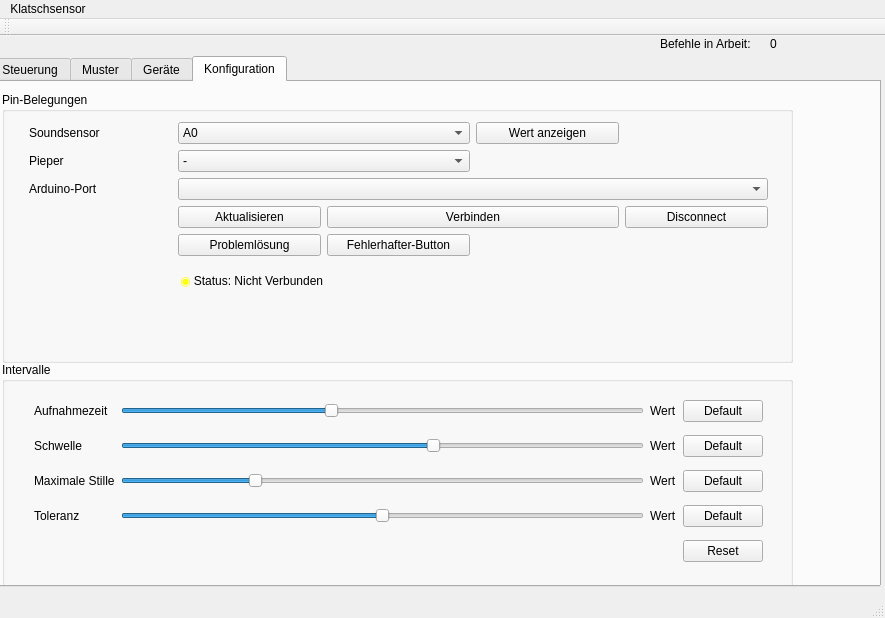
Before: the Qt Designer form klatschui.ui in tobi-tra/Klatschsenor-mit-graphischer-Oberflaeche, drawn with Qt 5.
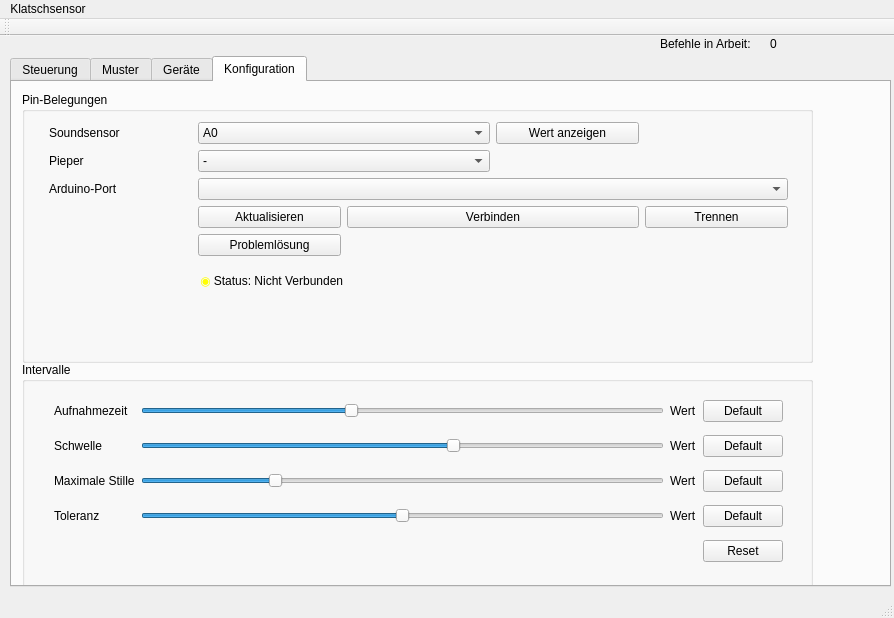
After: the same form once the commit is applied.

Diff of the .ui file:
```diff
--- a/klatschui.ui
+++ b/klatschui.ui
@@ -6,7 +6,7 @@
    <rect>
     <x>0</x>
     <y>0</y>
-    <width>885</width>
+    <width>894</width>
     <height>618</height>
    </rect>
   </property>
@@ -17,9 +17,9 @@
    <widget class="QTabWidget" name="TabMuster">
     <property name="geometry">
      <rect>
-      <x>-10</x>
+      <x>10</x>
       <y>20</y>
-      <width>891</width>
+      <width>881</width>
       <height>531</height>
      </rect>
     </property>
@@ -3306,7 +3306,7 @@
         <item row="3" column="4">
          <widget class="QPushButton" name="configPinDisconnect">
           <property name="text">
-           <string>Disconnect</string>
+           <string>Trennen</string>
           </property>
          </widget>
         </item>
@@ -3464,13 +3464,6 @@
           </property>
          </widget>
         </item>
-        <item row="4" column="2">
-         <widget class="QPushButton" name="configPinDisconnect_3">
-          <property name="text">
-           <string>Fehlerhafter-Button</string>
-          </property>
-         </widget>
-        </item>
        </layout>
       </widget>
      </widget>
@@ -3703,7 +3696,7 @@
     <rect>
      <x>0</x>
      <y>0</y>
-     <width>885</width>
+     <width>894</width>
      <height>22</height>
     </rect>
    </property>
```
